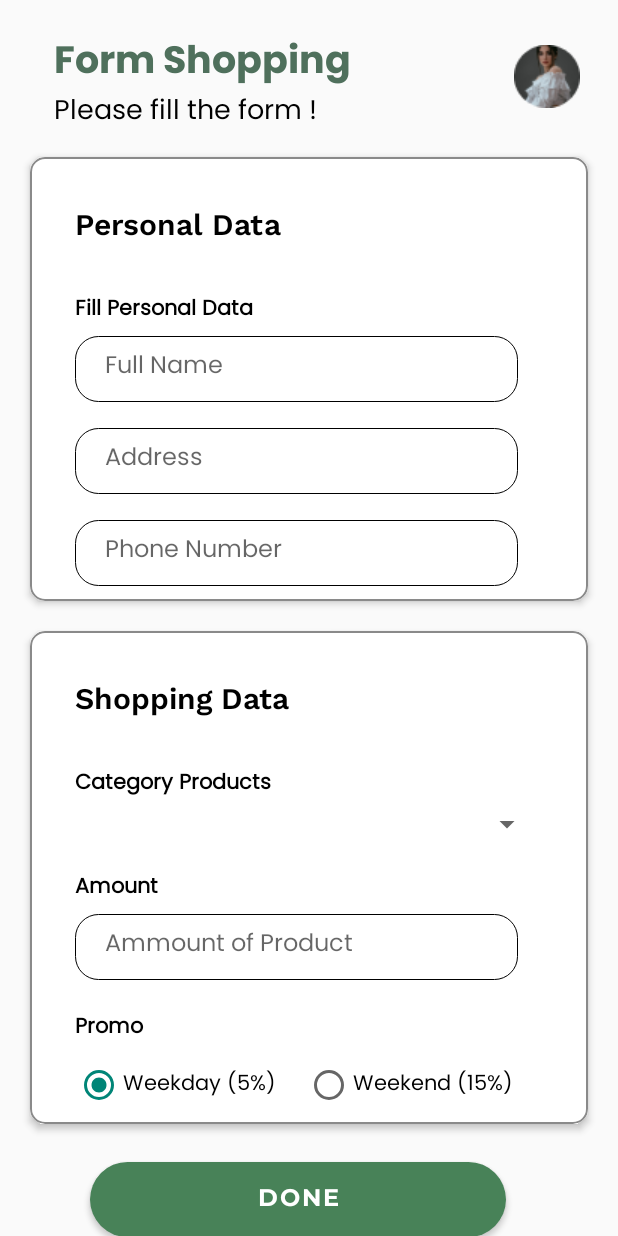
After one commit to poemmy/ProjectPAM, an Android app: the layout form.xml on its own in the app's theme, with its tools: preview values and no code run, on a phone screen of 412 x 824 dp. The commit adds this screen. Run offline under Robolectric (Android 15) with nearby library versions, the phone set to English and light mode, and no system bars; Roboto replaces fonts that are not available here.

Commit message:
membuat xml form dan data

```diff
--- /dev/null
+++ b/app/src/main/res/drawable/btn_data.xml
@@ -0,0 +1,7 @@
+<?xml version="1.0" encoding="utf-8"?>
+<shape xmlns:android="http://schemas.android.com/apk/res/android"
+    android:shape="rectangle">
+    <solid android:color="#FFFFFF"/>
+    <corners android:radius="15dp"/>
+    <stroke android:width="0.5dp"/>
+</shape>
--- /dev/null
+++ b/app/src/main/res/font/poppins.xml
@@ -0,0 +1,7 @@
+<?xml version="1.0" encoding="utf-8"?>
+<font-family xmlns:app="http://schemas.android.com/apk/res-auto"
+        app:fontProviderAuthority="com.google.android.gms.fonts"
+        app:fontProviderPackage="com.google.android.gms"
+        app:fontProviderQuery="Poppins"
+        app:fontProviderCerts="@array/com_google_android_gms_fonts_certs">
+</font-family>
--- /dev/null
+++ b/app/src/main/res/font/work_sans_semibold.xml
@@ -0,0 +1,7 @@
+<?xml version="1.0" encoding="utf-8"?>
+<font-family xmlns:app="http://schemas.android.com/apk/res-auto"
+        app:fontProviderAuthority="com.google.android.gms.fonts"
+        app:fontProviderPackage="com.google.android.gms"
+        app:fontProviderQuery="name=Work Sans&amp;weight=600"
+        app:fontProviderCerts="@array/com_google_android_gms_fonts_certs">
+</font-family>
--- /dev/null
+++ b/app/src/main/res/layout/data_pembeli.xml
@@ -0,0 +1,63 @@
+<?xml version="1.0" encoding="utf-8"?>
+<RelativeLayout xmlns:android="http://schemas.android.com/apk/res/android"
+    android:layout_width="match_parent"
+    android:layout_height="match_parent"
+    xmlns:app="http://schemas.android.com/apk/res-auto"
+    xmlns:tools="http://schemas.android.com/tools">
+
+    <TextView
+        android:id="@+id/titlePembeli"
+        android:layout_width="match_parent"
+        android:layout_height="wrap_content"
+        android:layout_alignParentStart="true"
+        android:layout_marginStart="0dp"
+        android:fontFamily="@font/poppins_bold"
+        android:paddingLeft="36dp"
+        android:paddingTop="20dp"
+        android:text="Data Pembeli"
+        android:textSize="25dp"
+        tools:textColor="#4F705C" />
+
+    <LinearLayout
+        android:id="@+id/listGroup"
+        android:layout_width="match_parent"
+        android:layout_height="wrap_content"
+        android:layout_below="@+id/titlePembeli"
+        android:layout_above="@+id/addPembeli"
+        android:layout_marginLeft="8dp"
+        android:layout_marginTop="8dp"
+        android:layout_marginRight="8dp"
+        android:orientation="vertical"
+        android:paddingBottom="16dp">
+
+        <ListView
+            android:id="@+id/listView1"
+            android:layout_width="match_parent"
+            android:layout_height="0dp"
+            android:layout_weight="9"
+            android:scrollbars="none"/>
+
+    </LinearLayout>
+
+    <com.google.android.material.button.MaterialButton
+        android:id="@+id/addPembeli"
+        android:layout_width="200dp"
+        android:layout_height="48dp"
+        android:layout_alignParentBottom="true"
+        android:layout_centerHorizontal="true"
+        android:layout_marginStart="30dp"
+        android:layout_marginTop="20dp"
+        android:layout_marginEnd="30dp"
+        android:layout_marginBottom="30dp"
+        android:background="@drawable/btn_regis"
+        android:fontFamily="@font/poppins_bold"
+        android:text="Add Pembeli"
+        android:textColor="@android:color/white"
+        android:textSize="15sp"
+        android:theme="@style/Theme.MaterialComponents.Light"
+        app:backgroundTint="#488258"
+        app:cornerRadius="50dp" />
+
+
+
+</RelativeLayout>
--- /dev/null
+++ b/app/src/main/res/layout/form.xml
@@ -0,0 +1,316 @@
+<?xml version="1.0" encoding="utf-8"?>
+<RelativeLayout xmlns:android="http://schemas.android.com/apk/res/android"
+    xmlns:tools="http://schemas.android.com/tools"
+    android:layout_width="match_parent"
+    android:layout_height="match_parent"
+    xmlns:app="http://schemas.android.com/apk/res-auto">
+
+    <TextView
+        android:id="@+id/titleForm"
+        android:layout_width="match_parent"
+        android:layout_height="wrap_content"
+        android:layout_alignParentStart="true"
+        android:layout_marginStart="0dp"
+        android:fontFamily="@font/poppins_bold"
+        android:paddingLeft="36dp"
+        android:paddingTop="20dp"
+        android:text="Form Shopping"
+        android:textSize="25dp"
+        tools:textColor="#4F705C" />
+
+    <TextView
+        android:id="@+id/descForm"
+        android:layout_width="match_parent"
+        android:layout_height="wrap_content"
+        android:layout_alignParentStart="true"
+        android:layout_marginStart="0dp"
+        android:fontFamily="@font/poppins"
+        android:paddingLeft="36dp"
+        android:paddingTop="60dp"
+        android:text="Please fill the form ! "
+        android:textSize="18dp"
+        tools:textColor="@color/black" />
+
+    <ScrollView
+        android:layout_width="match_parent"
+        android:layout_height="wrap_content"
+        android:layout_below="@+id/titleForm"
+        android:layout_marginTop="20dp"
+        android:clipToPadding="false"
+        android:fillViewport="false"
+        android:paddingBottom="20dp"
+        android:scrollbars="none">
+
+        <LinearLayout
+            android:layout_width="match_parent"
+            android:layout_height="wrap_content"
+            android:layout_margin="10dp"
+            android:orientation="vertical">
+
+            <com.google.android.material.card.MaterialCardView
+                android:layout_width="match_parent"
+                android:layout_height="wrap_content"
+                android:layout_margin="10dp"
+                app:cardCornerRadius="10dp"
+                app:cardElevation="3dp"
+                app:strokeColor="#75000000"
+                app:strokeWidth="1dp">
+
+                <RelativeLayout
+                    android:layout_width="wrap_content"
+                    android:layout_height="wrap_content"
+                    android:layout_margin="10dp">
+
+                    <TextView
+                        android:id="@+id/dataPersonal"
+                        android:layout_width="match_parent"
+                        android:layout_height="wrap_content"
+                        android:fontFamily="@font/work_sans_semibold"
+                        android:gravity="left"
+                        android:paddingLeft="20dp"
+                        android:paddingTop="20dp"
+                        android:text="Personal Data"
+                        android:textColor="@color/black"
+                        android:textSize="20dp"
+                        android:textStyle="bold" />
+
+                    <TextView
+                        android:id="@+id/descDataPersonal"
+                        android:layout_width="match_parent"
+                        android:layout_height="wrap_content"
+                        android:fontFamily="@font/poppins"
+                        android:gravity="left"
+                        android:paddingLeft="20dp"
+                        android:paddingTop="80dp"
+                        android:text="Fill Personal Data"
+                        android:textColor="@color/black"
+                        android:textSize="14dp"
+                        android:textStyle="bold" />
+
+                    <EditText
+                        android:id="@+id/dataName"
+                        android:layout_width="295dp"
+                        android:layout_height="44dp"
+                        android:layout_below="@+id/descDataPersonal"
+                        android:layout_alignParentStart="true"
+                        android:layout_marginStart="20dp"
+                        android:layout_marginTop="5dp"
+                        android:background="@drawable/btn_data"
+                        android:ems="10"
+                        android:fontFamily="@font/poppins"
+                        android:hint="Full Name"
+                        android:inputType="textPersonName"
+                        android:paddingLeft="20dp"
+                        android:paddingTop="10dp"
+                        android:paddingRight="20dp"
+                        android:paddingBottom="10dp"
+                        android:textSize="16dp" />
+
+                    <EditText
+                        android:id="@+id/dataAddress"
+                        android:layout_width="295dp"
+                        android:layout_height="44dp"
+                        android:layout_below="@+id/dataName"
+                        android:layout_alignParentStart="true"
+                        android:layout_marginStart="20dp"
+                        android:layout_marginTop="17dp"
+                        android:background="@drawable/btn_data"
+                        android:ems="10"
+                        android:fontFamily="@font/poppins"
+                        android:hint="Address"
+                        android:inputType="textPersonName"
+                        android:paddingLeft="20dp"
+                        android:paddingTop="10dp"
+                        android:paddingRight="20dp"
+                        android:paddingBottom="10dp"
+                        android:textSize="16dp" />
+
+                    <EditText
+                        android:id="@+id/dataPhone"
+                        android:layout_width="295dp"
+                        android:layout_height="44dp"
+                        android:layout_below="@+id/dataAddress"
+                        android:layout_alignParentStart="true"
+                        android:layout_marginStart="20dp"
+                        android:layout_marginTop="17dp"
+                        android:background="@drawable/btn_data"
+                        android:ems="10"
+                        android:fontFamily="@font/poppins"
+                        android:hint="Phone Number"
+                        android:paddingLeft="20dp"
+                        android:paddingTop="10dp"
+                        android:paddingRight="20dp"
+                        android:paddingBottom="10dp"
+                        android:textSize="16dp"
+                        android:inputType="phone" />
+                </RelativeLayout>
+
+            </com.google.android.material.card.MaterialCardView>
+
+            <com.google.android.material.card.MaterialCardView
+                android:layout_width="match_parent"
+                android:layout_height="wrap_content"
+                android:layout_margin="10dp"
+                app:cardCornerRadius="10dp"
+                app:cardElevation="3dp"
+                app:strokeColor="#75000000"
+                app:strokeWidth="1dp">
+
+                <RelativeLayout
+                    android:layout_width="wrap_content"
+                    android:layout_height="wrap_content"
+                    android:layout_margin="10dp">
+
+                    <TextView
+                        android:id="@+id/dataShopping"
+                        android:layout_width="match_parent"
+                        android:layout_height="wrap_content"
+                        android:fontFamily="@font/work_sans_semibold"
+                        android:gravity="left"
+                        android:paddingLeft="20dp"
+                        android:paddingTop="20dp"
+                        android:text="Shopping Data"
+                        android:textColor="@color/black"
+                        android:textSize="20dp"
+                        android:textStyle="bold" />
+
+                    <TextView
+                        android:id="@+id/categoriesForm"
+                        android:layout_width="match_parent"
+                        android:layout_height="wrap_content"
+                        android:fontFamily="@font/poppins"
+                        android:gravity="left"
+                        android:paddingLeft="20dp"
+                        android:paddingTop="80dp"
+                        android:text="Category Products"
+                        android:textColor="@color/black"
+                        android:textSize="14dp"
+                        android:textStyle="bold" />
+
+                    <Spinner
+                        android:id="@+id/spinnerForm"
+                        android:layout_width="match_parent"
+                        android:layout_height="30dp"
+                        android:layout_below="@+id/categoriesForm"
+                        android:layout_alignParentStart="true"
+                        android:layout_alignParentEnd="true"
+                        android:layout_marginStart="20dp"
+                        android:layout_marginEnd="20dp" />
+
+                    <TextView
+                        android:id="@+id/amountForm"
+                        android:layout_width="match_parent"
+                        android:layout_height="wrap_content"
+                        android:fontFamily="@font/poppins"
+                        android:layout_below="@+id/spinnerForm"
+                        android:gravity="left"
+                        android:paddingLeft="20dp"
+                        android:paddingTop="15dp"
+                        android:text="Amount"
+                        android:textColor="@color/black"
+                        android:textSize="14dp"
+                        android:textStyle="bold" />
+
+                    <EditText
+                        android:id="@+id/dataAmount"
+                        android:layout_width="295dp"
+                        android:layout_height="44dp"
+                        android:layout_below="@+id/amountForm"
+                        android:layout_alignParentStart="true"
+                        android:layout_marginStart="20dp"
+                        android:layout_marginTop="5dp"
+                        android:background="@drawable/btn_data"
+                        android:ems="10"
+                        android:fontFamily="@font/poppins"
+                        android:hint="Ammount of Product"
+                        android:inputType="textPersonName"
+                        android:paddingLeft="20dp"
+                        android:paddingTop="10dp"
+                        android:paddingRight="20dp"
+                        android:paddingBottom="10dp"
+                        android:textSize="16dp" />
+
+                    <TextView
+                        android:id="@+id/promoForm"
+                        android:layout_width="match_parent"
+                        android:layout_height="wrap_content"
+                        android:fontFamily="@font/poppins"
+                        android:layout_below="@+id/dataAmount"
+                        android:gravity="left"
+                        android:paddingLeft="20dp"
+                        android:paddingTop="20dp"
+                        android:text="Promo"
+                        android:textColor="@color/black"
+                        android:textSize="14dp"
+                        android:textStyle="bold" />
+
+                    <RadioGroup
+                        android:id="@+id/promoGroup"
+                        android:layout_width="match_parent"
+                        android:layout_height="wrap_content"
+                        android:layout_below="@+id/promoForm"
+                        android:layout_marginLeft="20dp"
+                        android:layout_marginRight="20dp"
+                        android:layout_marginTop="10dp"
+                        android:orientation="horizontal">
+
+                        <RadioButton
+                            android:id="@+id/prWeekDay"
+                            android:layout_width="wrap_content"
+                            android:layout_height="wrap_content"
+                            android:layout_gravity="center"
+                            android:layout_weight="1"
+                            android:checked="true"
+                            android:fontFamily="@font/poppins"
+                            android:text="Weekday (5%)"
+                            android:textColor="@color/black" />
+
+                        <RadioButton
+                            android:id="@+id/prWeekEnd"
+                            android:layout_width="wrap_content"
+                            android:layout_height="wrap_content"
+                            android:layout_gravity="center"
+                            android:fontFamily="@font/poppins"
+                            android:layout_weight="1"
+                            android:text="Weekend (15%)"
+                            android:textColor="@color/black" />
+
+                    </RadioGroup>
+
+
+                </RelativeLayout>
+
+
+            </com.google.android.material.card.MaterialCardView>
+
+            <com.google.android.material.button.MaterialButton
+                android:id="@+id/doneForm"
+                android:layout_width="277dp"
+                android:layout_height="50dp"
+                android:layout_marginLeft="50dp"
+                android:layout_marginTop="15dp"
+                android:background="@drawable/btn_regis"
+                android:fontFamily="@font/montserrat_bold"
+                android:text="Done"
+                android:textColor="@android:color/white"
+                android:textSize="16sp"
+                android:theme="@style/Theme.MaterialComponents.Light"
+                app:backgroundTint="#488258"
+                app:cornerRadius="50dp" />
+
+        </LinearLayout>
+
+    </ScrollView>
+
+    <ImageView
+        android:id="@+id/imageView4"
+        android:layout_width="wrap_content"
+        android:layout_height="wrap_content"
+        android:layout_alignParentTop="true"
+        android:layout_alignParentEnd="true"
+        android:layout_marginTop="30dp"
+        android:layout_marginEnd="25dp"
+        app:srcCompat="@drawable/img" />
+
+
+</RelativeLayout>
--- /dev/null
+++ b/app/src/main/res/layout/splash_screen.xml
@@ -0,0 +1,32 @@
+<?xml version="1.0" encoding="utf-8"?>
+<androidx.constraintlayout.widget.ConstraintLayout xmlns:android="http://schemas.android.com/apk/res/android"
+    xmlns:app="http://schemas.android.com/apk/res-auto"
+    xmlns:tools="http://schemas.android.com/tools"
+    android:layout_width="match_parent"
+    android:layout_height="match_parent">
+
+    <ImageView
+        android:id="@+id/logo"
+        android:layout_width="367dp"
+        android:layout_height="289dp"
+        android:layout_marginStart="13dp"
+        android:layout_marginTop="252dp"
+        android:layout_marginEnd="13dp"
+        app:layout_constraintEnd_toEndOf="parent"
+        app:layout_constraintStart_toStartOf="parent"
+        app:layout_constraintTop_toTopOf="parent"
+        app:srcCompat="@drawable/logo" />
+
+    <TextView
+        android:id="@+id/desc2"
+        android:layout_width="320dp"
+        android:layout_height="36dp"
+        android:layout_marginTop="30dp"
+        android:fontFamily="@font/montserrat"
+        android:text="We sell fresh product to everyone that love   to keep their body healthy"
+        android:textAlignment="center"
+        android:textSize="15dp"
+        app:layout_constraintEnd_toEndOf="parent"
+        app:layout_constraintStart_toStartOf="parent"
+        app:layout_constraintTop_toBottomOf="@+id/logo" />
+</androidx.constraintlayout.widget.ConstraintLayout>
--- a/app/src/main/res/values/preloaded_fonts.xml
+++ b/app/src/main/res/values/preloaded_fonts.xml
@@ -3,7 +3,9 @@
     <array name="preloaded_fonts" translatable="false">
         <item>@font/montserrat</item>
         <item>@font/montserrat_bold</item>
+        <item>@font/poppins</item>
         <item>@font/poppins_bold</item>
         <item>@font/roboto</item>
+        <item>@font/work_sans_semibold</item>
     </array>
 </resources>
```
Also changed, not shown: app/src/main/res/drawable/img.png, app/src/main/res/drawable/logo.png.
